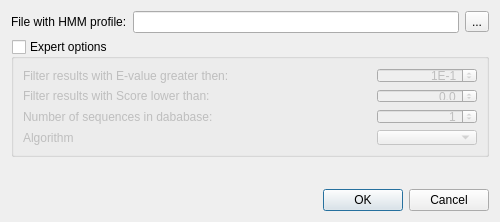
This is src/plugins_3rdparty/hmm2/src/u_search/ui/HMMSearchDialog.ui in violethaze74/ugene as Qt 5 draws it before an edit. The edited form follows.
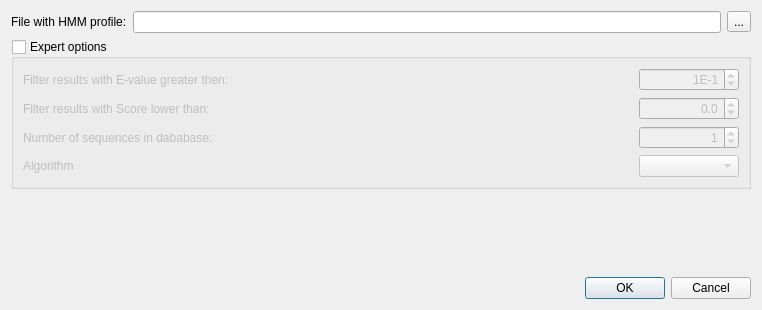
This is the edited form.

Commit message: UGENE-3453 HMM Search dialog is non modal

The edit to the form file:
```diff
--- a/src/plugins_3rdparty/hmm2/src/u_search/ui/HMMSearchDialog.ui
+++ b/src/plugins_3rdparty/hmm2/src/u_search/ui/HMMSearchDialog.ui
@@ -6,8 +6,8 @@
    <rect>
     <x>0</x>
     <y>0</y>
-    <width>500</width>
-    <height>222</height>
+    <width>762</width>
+    <height>310</height>
    </rect>
   </property>
   <property name="sizePolicy">
```
Left out of the diff: 3 changed lines with no effect on the pictures.
